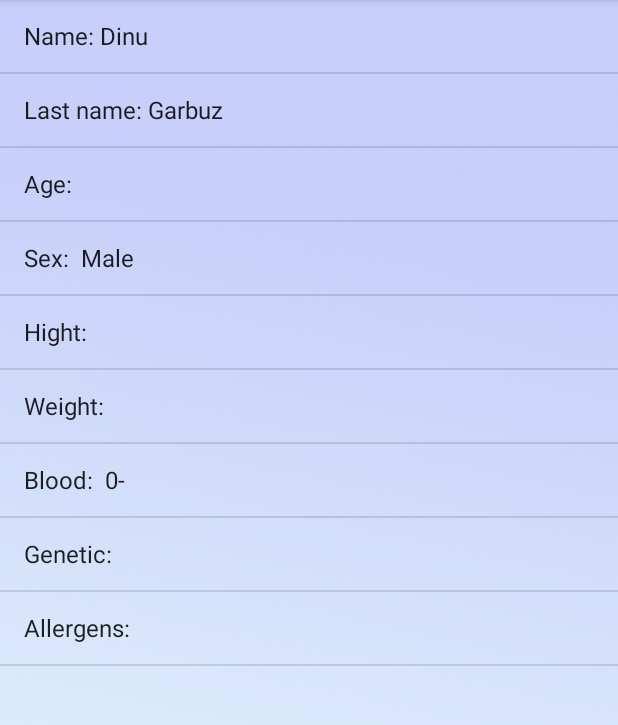
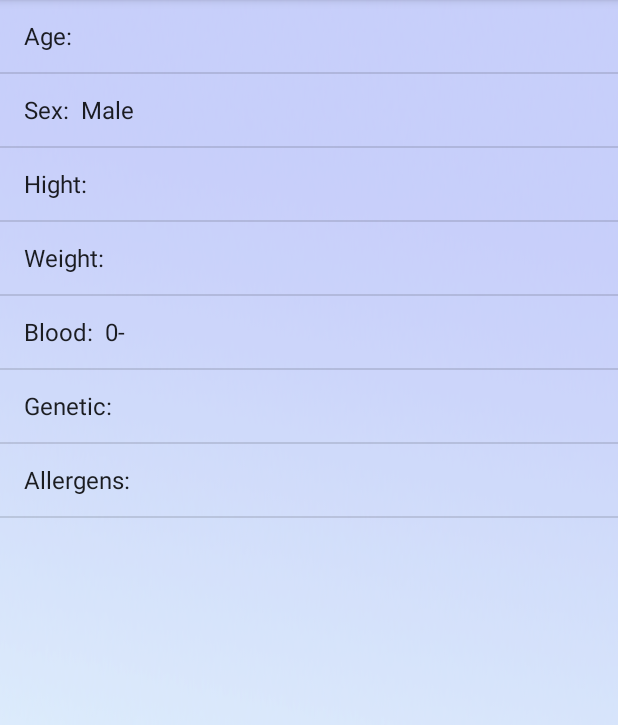
Before and after one commit to DinuGarbuz/AndroidProiect, an Android app: the ClientActivity screen opened directly, with no data from a screen before it, after a tap on "FISA MEDICALA", on a phone screen of 412 x 824 dp, the part 84-809 px from its top. Run offline under Robolectric (Android 15) with nearby library versions, the phone set to English and light mode, and no system bars; 1 statement that could not run was skipped.

Commit message:
Client done!!!!

```diff
--- a/app/src/main/java/com/example/medicalfile/Fisa.java
+++ b/app/src/main/java/com/example/medicalfile/Fisa.java
@@ -48,23 +48,19 @@ public class Fisa extends AppCompatActivity {
         while(data.moveToNext())
         {
             String aux = "";
-            aux = "Name: " + data.getString(1);
+            aux = "Age:  " + data.getString(1);
             listData.add(aux);
-            aux = "Last name: " + data.getString(2);
+            aux = "Sex:  " + data.getString(2);
             listData.add(aux);
-            aux = "Age:  " + data.getString(3);
+            aux = "Hight:  " + data.getString(3);
             listData.add(aux);
-            aux = "Sex:  " + data.getString(4);
+            aux = "Weight:  " + data.getString(4);
             listData.add(aux);
-            aux = "Hight:  " + data.getString(5);
+            aux = "Blood:  " + data.getString(5);
             listData.add(aux);
-            aux = "Weight:  " + data.getString(6);
+            aux = "Genetic:  " + data.getString(6);
             listData.add(aux);
-            aux = "Blood:  " + data.getString(7);
-            listData.add(aux);
-            aux = "Genetic:  " + data.getString(8);
-            listData.add(aux);
-            aux = "Allergens:  " + data.getString(9);
+            aux = "Allergens:  " + data.getString(7);
             listData.add(aux);
         }
         ListAdapter adapter = new ArrayAdapter<>(this, android.R.layout.simple_list_item_1, listData);
--- a/app/src/main/java/com/example/medicalfile/completareFisaActivity.java
+++ b/app/src/main/java/com/example/medicalfile/completareFisaActivity.java
@@ -74,7 +74,7 @@ public class completareFisaActivity extends AppCompatActivity {
 
 
                 int clientID = getID(mail);
-                long val = db.addFisaMedicala("Dinu", "Garbuz", age, sex, height, weight, blood, genetic, allergens, clientID);
+                long val = db.addFisaMedicala(age, sex, height, weight, blood, genetic, allergens, clientID);
 
                 Intent intent = new Intent(completareFisaActivity.this, LoginActivity.class);
                 startActivity(intent);
```
Also changed, not shown: app/src/main/java/com/example/medicalfile/DatabaseHelper.java (+28 -6 lines), app/src/main/java/com/example/medicalfile/MedicActivity.java (+12 -1 lines).
